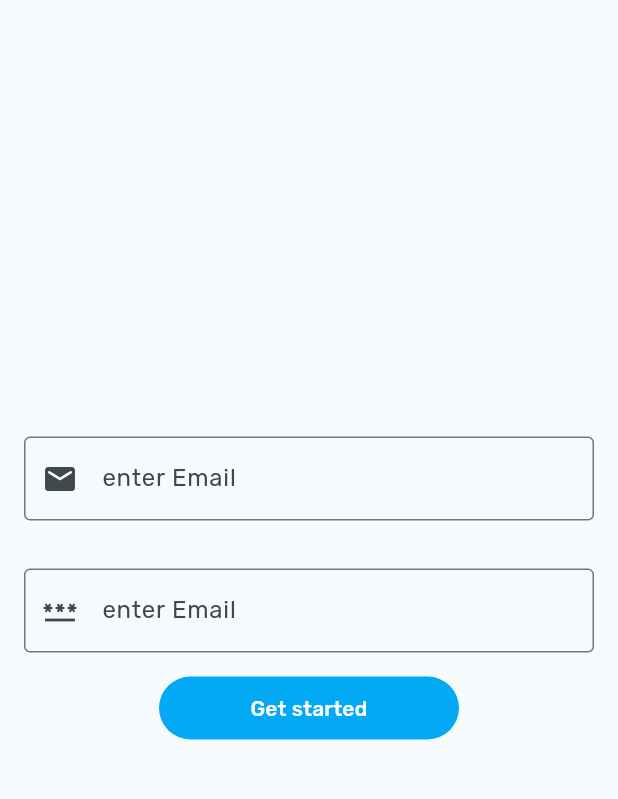
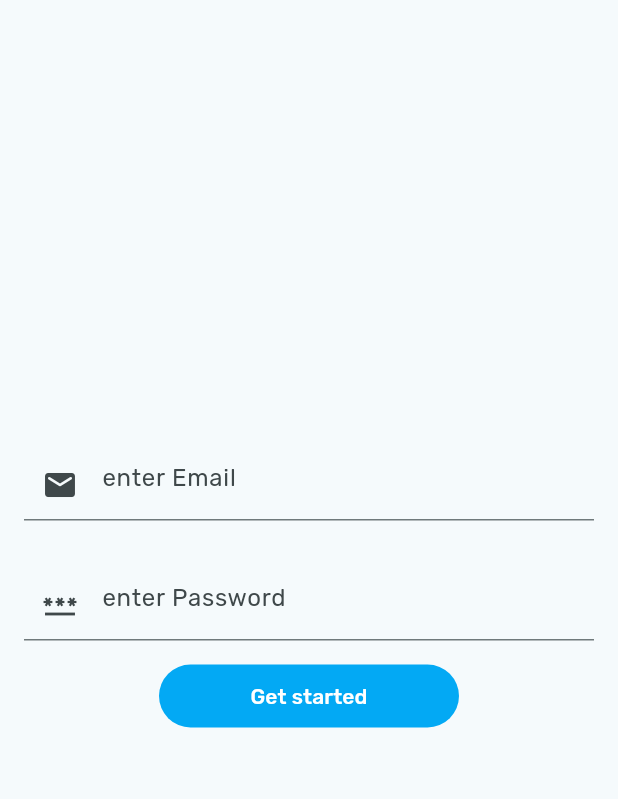
Before and after one commit to crhsidea/tamuhack24, a Flutter app: the SigninPage screen opened directly, on a phone screen of 412 x 824 dp, the part 84-883 px from its top. Run offline on Flutter 3.47's test engine with Material 3 defaults, Android fonts, the phone set to English and light mode, and no system bars; our stand-ins replace file_picker, image_picker, modal_bottom_sheet, persistent_bottom_nav_bar, supabase_flutter, wave; missing offline and left inert: current_location, dynamic_form; accounts and stored records are empty; network calls fail.

Commit message:
formy formy changies

```diff
--- a/lib/pages/signin.dart
+++ b/lib/pages/signin.dart
@@ -41,9 +41,6 @@ class SigninPageState extends State<SigninPage> {
                   hintText: 'enter Email',
                   fillColor: Color(0xFFE6E1C5),
                   focusColor: Color(0xFFBA2D0B),
-                  border: OutlineInputBorder(
-                      borderSide:
-                          BorderSide(width: 3, color: Color(0xFFBA2D0B))),
                 ),
                 controller: emailController,
               ),
@@ -51,14 +48,13 @@ class SigninPageState extends State<SigninPage> {
             Padding(
               padding: EdgeInsets.all(16.0),
               child: TextField(
+                  obscureText: true,
+                  obscuringCharacter: '●',
                   decoration: const InputDecoration(
                     prefixIcon: Icon(Icons.password),
-                    hintText: 'enter Email',
+                    hintText: 'enter Password',
                     fillColor: Color(0xFFE6E1C5),
                     focusColor: Color(0xFFBA2D0B),
-                    border: OutlineInputBorder(
-                        borderSide:
-                            BorderSide(width: 3, color: Color(0xFFBA2D0B))),
                   ),
                   controller: passwordController,
                   onChanged: (text) {
```
Also changed, not shown: lib/pages/signup.dart (+2 -8 lines).
